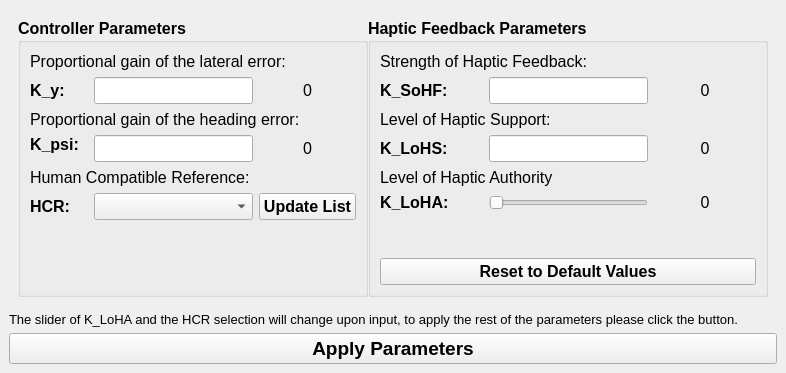
Old version of the form modules/steeringwheelcontrol/action/swcontrollers/ui/fdca_tab.ui in the repository tud-hri/joan.
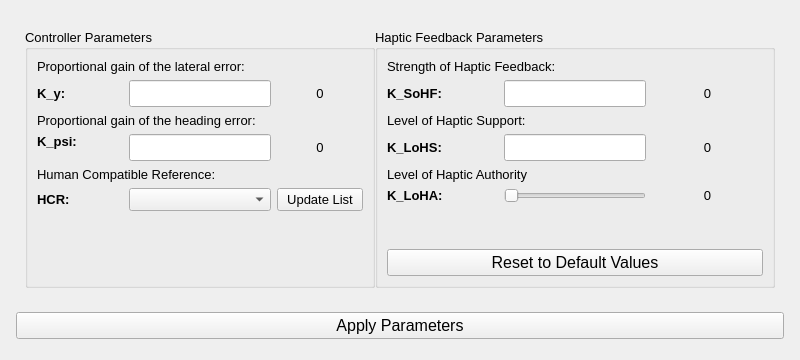
New version of the form.

Commit message: Updated controller uis

What changed in the file:
```diff
--- a/modules/steeringwheelcontrol/action/swcontrollers/ui/fdca_tab.ui
+++ b/modules/steeringwheelcontrol/action/swcontrollers/ui/fdca_tab.ui
@@ -1,73 +1,21 @@
 <?xml version="1.0" encoding="UTF-8"?>
 <ui version="4.0">
- <class>FDCAController</class>
- <widget class="QMainWindow" name="FDCAController">
+ <class>Form</class>
+ <widget class="QWidget" name="Form">
   <property name="geometry">
    <rect>
     <x>0</x>
     <y>0</y>
-    <width>770</width>
-    <height>318</height>
+    <width>800</width>
+    <height>360</height>
    </rect>
   </property>
   <property name="windowTitle">
    <string>FDCA</string>
   </property>
-  <widget class="QWidget" name="centralwidget">
    <layout class="QGridLayout" name="gridLayout_2">
-    <item row="2" column="0">
-     <widget class="QLabel" name="label_2">
-      <property name="sizePolicy">
-       <sizepolicy hsizetype="Minimum" vsizetype="Preferred">
-        <horstretch>0</horstretch>
-        <verstretch>0</verstretch>
-       </sizepolicy>
-      </property>
-      <property name="font">
-       <font>
-        <pointsize>10</pointsize>
-       </font>
-      </property>
-      <property name="text">
-       <string>The slider of K_LoHA and the HCR selection will change upon input, to apply the rest of the parameters please click the button.</string>
-      </property>
-     </widget>
-    </item>
-    <item row="3" column="0">
-     <widget class="QPushButton" name="btnApply">
-      <property name="sizePolicy">
-       <sizepolicy hsizetype="Preferred" vsizetype="Fixed">
-        <horstretch>0</horstretch>
-        <verstretch>0</verstretch>
-       </sizepolicy>
-      </property>
-      <property name="font">
-       <font>
-        <pointsize>14</pointsize>
-        <weight>75</weight>
-        <bold>true</bold>
-       </font>
-      </property>
-      <property name="styleSheet">
-       <string notr="true">QPushButton:pressed{ background-color: rgba(65, 155, 77, 204);}
-</string>
-      </property>
-      <property name="text">
-       <string>Apply Parameters</string>
-      </property>
-      <property name="autoDefault">
-       <bool>false</bool>
-      </property>
-      <property name="default">
-       <bool>false</bool>
-      </property>
-      <property name="flat">
-       <bool>false</bool>
-      </property>
-     </widget>
-    </item>
-    <item row="1" column="0">
-     <widget class="QFrame" name="">
+   <item row="1" column="1">
+    <widget class="QFrame" name="frame">
       <property name="sizePolicy">
        <sizepolicy hsizetype="Maximum" vsizetype="Preferred">
         <horstretch>0</horstretch>
@@ -103,9 +51,9 @@
          </property>
          <property name="font">
           <font>
-           <pointsize>12</pointsize>
-           <weight>75</weight>
-           <bold>true</bold>
+          <pointsize>10</pointsize>
+          <weight>50</weight>
+          <bold>false</bold>
           </font>
          </property>
          <property name="title">
@@ -118,7 +66,7 @@
              <widget class="QLabel" name="lblKsohftitle">
               <property name="font">
                <font>
-                <pointsize>12</pointsize>
+               <pointsize>10</pointsize>
                 <weight>50</weight>
                 <bold>false</bold>
                </font>
@@ -166,7 +114,7 @@
              <widget class="QLabel" name="lblKlohs">
               <property name="font">
                <font>
-                <pointsize>12</pointsize>
+               <pointsize>10</pointsize>
                 <weight>75</weight>
                 <bold>true</bold>
                </font>
@@ -180,7 +128,7 @@
              <widget class="QLabel" name="lblKsohf">
               <property name="font">
                <font>
-                <pointsize>12</pointsize>
+               <pointsize>10</pointsize>
                 <weight>75</weight>
                 <bold>true</bold>
                </font>
@@ -194,7 +142,7 @@
              <widget class="QLabel" name="lblKloha">
               <property name="font">
                <font>
-                <pointsize>12</pointsize>
+               <pointsize>10</pointsize>
                 <weight>75</weight>
                 <bold>true</bold>
                </font>
@@ -208,9 +156,7 @@
              <widget class="QLabel" name="lblKlohavalue">
               <property name="font">
                <font>
-                <pointsize>12</pointsize>
-                <weight>50</weight>
-                <bold>false</bold>
+               <pointsize>10</pointsize>
                </font>
               </property>
               <property name="text">
@@ -240,7 +186,7 @@
              <widget class="QLabel" name="lblKlohatitle">
               <property name="font">
                <font>
-                <pointsize>12</pointsize>
+               <pointsize>10</pointsize>
                 <weight>50</weight>
                 <bold>false</bold>
                </font>
@@ -254,7 +200,7 @@
              <widget class="QLabel" name="lblKlohstitle">
               <property name="font">
                <font>
-                <pointsize>12</pointsize>
+               <pointsize>10</pointsize>
                 <weight>50</weight>
                 <bold>false</bold>
                </font>
@@ -268,7 +214,7 @@
              <widget class="QLabel" name="lblKsohfvalue">
               <property name="font">
                <font>
-                <pointsize>12</pointsize>
+               <pointsize>10</pointsize>
                 <weight>50</weight>
                 <bold>false</bold>
                </font>
@@ -285,7 +231,7 @@
              <widget class="QLabel" name="lblKlohsvalue">
               <property name="font">
                <font>
-                <pointsize>12</pointsize>
+               <pointsize>10</pointsize>
                 <weight>50</weight>
                 <bold>false</bold>
                </font>
@@ -350,9 +296,9 @@
          </property>
          <property name="font">
           <font>
-           <pointsize>12</pointsize>
-           <weight>75</weight>
-           <bold>true</bold>
+          <pointsize>10</pointsize>
+          <weight>50</weight>
+          <bold>false</bold>
           </font>
          </property>
          <property name="title">
@@ -380,7 +326,7 @@
              <widget class="QLabel" name="lblHcr">
               <property name="font">
                <font>
-                <pointsize>12</pointsize>
+               <pointsize>10</pointsize>
                 <weight>75</weight>
                 <bold>true</bold>
                </font>
@@ -412,7 +358,7 @@
              <widget class="QLabel" name="lblKy">
               <property name="font">
                <font>
-                <pointsize>12</pointsize>
+               <pointsize>10</pointsize>
                 <weight>75</weight>
                 <bold>true</bold>
                </font>
@@ -439,7 +385,7 @@
              <widget class="QLabel" name="lblKpsi">
               <property name="font">
                <font>
-                <pointsize>12</pointsize>
+               <pointsize>10</pointsize>
                 <weight>75</weight>
                 <bold>true</bold>
                </font>
@@ -472,7 +418,7 @@
              <widget class="QPushButton" name="btnUpdate">
               <property name="font">
                <font>
-                <pointsize>12</pointsize>
+               <pointsize>10</pointsize>
                </font>
               </property>
               <property name="text">
@@ -484,7 +430,7 @@
              <widget class="QLabel" name="lblHcrtitle">
               <property name="font">
                <font>
-                <pointsize>12</pointsize>
+               <pointsize>10</pointsize>
                 <weight>50</weight>
                 <bold>false</bold>
                </font>
@@ -498,7 +444,7 @@
              <widget class="QLabel" name="lblKpsititle">
               <property name="font">
                <font>
-                <pointsize>12</pointsize>
+               <pointsize>10</pointsize>
                 <weight>50</weight>
                 <bold>false</bold>
                </font>
@@ -512,7 +458,7 @@
              <widget class="QLabel" name="lblKytitle">
               <property name="font">
                <font>
-                <pointsize>12</pointsize>
+               <pointsize>10</pointsize>
                 <weight>50</weight>
                 <bold>false</bold>
                </font>
@@ -529,7 +475,7 @@
              <widget class="QLabel" name="lblKyvalue">
               <property name="font">
                <font>
-                <pointsize>12</pointsize>
+               <pointsize>10</pointsize>
                 <weight>50</weight>
                 <bold>false</bold>
                </font>
@@ -546,7 +492,7 @@
              <widget class="QLabel" name="lblKpsivalue">
               <property name="font">
                <font>
-                <pointsize>12</pointsize>
+               <pointsize>10</pointsize>
                 <weight>50</weight>
                 <bold>false</bold>
                </font>
@@ -567,8 +513,40 @@
       </layout>
      </widget>
     </item>
-   </layout>
-  </widget>
+   <item row="2" column="1">
+    <widget class="QPushButton" name="btnApply">
+     <property name="sizePolicy">
+      <sizepolicy hsizetype="Preferred" vsizetype="Fixed">
+       <horstretch>0</horstretch>
+       <verstretch>0</verstretch>
+      </sizepolicy>
+     </property>
+     <property name="font">
+      <font>
+       <pointsize>12</pointsize>
+       <weight>50</weight>
+       <bold>false</bold>
+      </font>
+     </property>
+     <property name="styleSheet">
+      <string notr="true">QPushButton:pressed{ background-color: rgba(65, 155, 77, 204);}
+</string>
+     </property>
+     <property name="text">
+      <string>Apply Parameters</string>
+     </property>
+     <property name="autoDefault">
+      <bool>false</bool>
+     </property>
+     <property name="default">
+      <bool>false</bool>
+     </property>
+     <property name="flat">
+      <bool>false</bool>
+     </property>
+    </widget>
+   </item>
+  </layout>
  </widget>
  <resources/>
  <connections/>
```
Left out of the diff: 2 changed lines with no effect on the pictures. Lines whose indentation alone changed are shown as unchanged. The commit also changes 3 other files.
